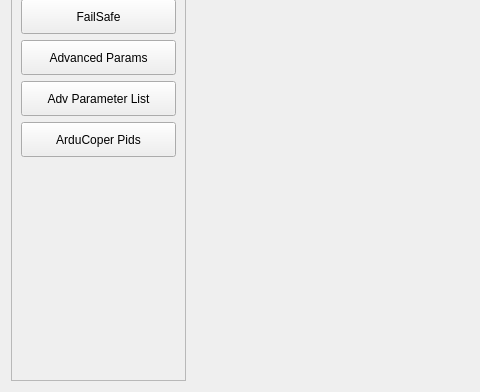
Before: the Qt Designer form src/ui/configuration/ApmSoftwareConfig.ui in mavlink/qgroundcontrol, drawn with Qt 5; both pictures show x 0 to 480 and y 227 to 619 of the 853 by 619 pixel window.
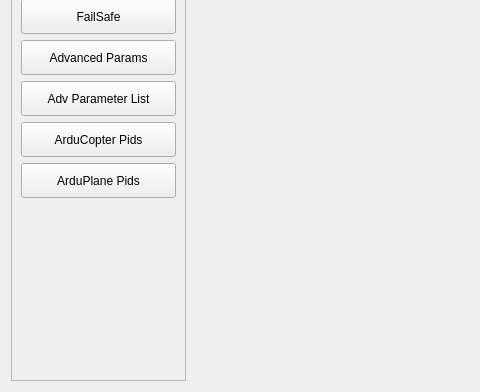
After: the same form once the commit is applied.

Commit message: Implementation of ArduPlanePid configuration write/refresh, and value ranges

```diff
--- a/src/ui/configuration/ApmSoftwareConfig.ui
+++ b/src/ui/configuration/ApmSoftwareConfig.ui
@@ -180,13 +180,26 @@
             </size>
            </property>
            <property name="text">
-            <string>ArduCoper Pids</string>
+            <string>ArduCopter Pids</string>
            </property>
            <property name="checkable">
             <bool>false</bool>
            </property>
           </widget>
          </item>
+         <item>
+          <widget class="QPushButton" name="arduPlanePidButton">
+           <property name="minimumSize">
+            <size>
+             <width>0</width>
+             <height>35</height>
+            </size>
+           </property>
+           <property name="text">
+            <string>ArduPlane Pids</string>
+           </property>
+          </widget>
+         </item>
          <item>
           <spacer name="verticalSpacer">
            <property name="orientation">
```
Left out of the diff: 2 changed lines with no effect on the pictures. The commit also changes 5 other files.
